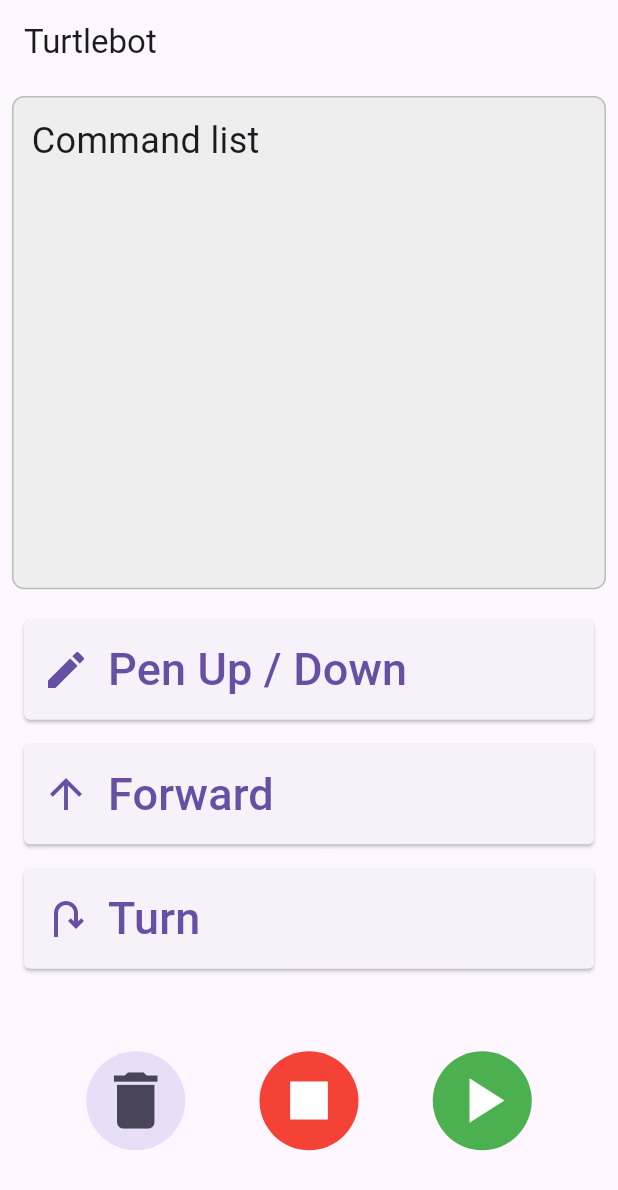
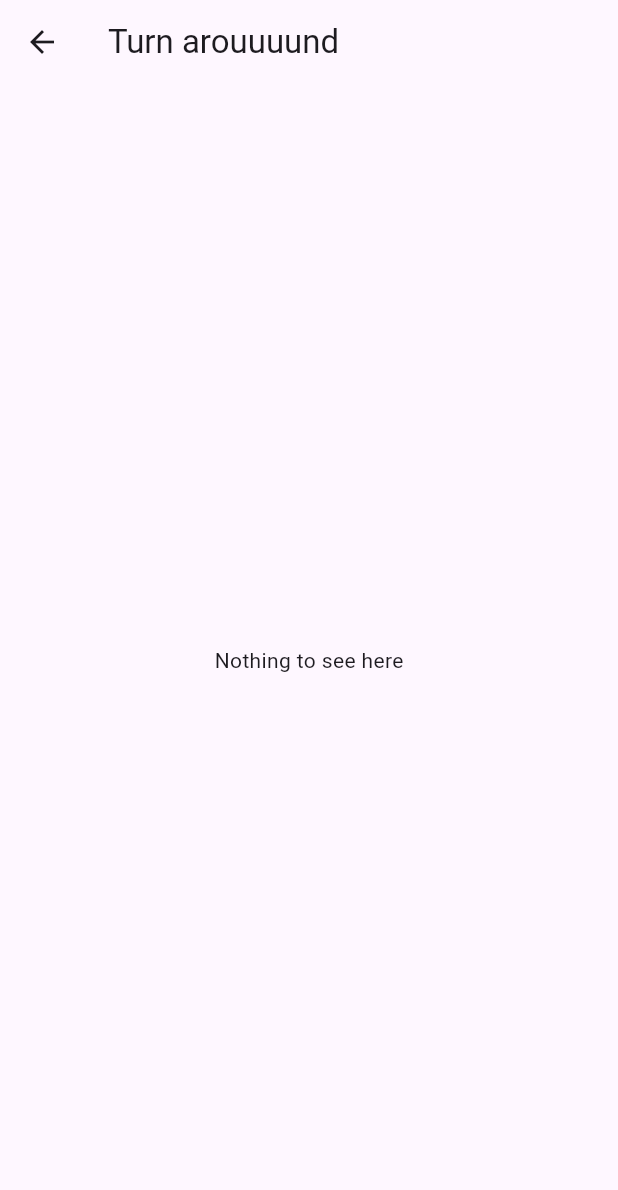
Before and after one commit to narvalotech/flutter-logo, a Flutter app: the screen it shows after launch, after a tap on "Pen Up / Down", on a phone screen of 412 x 824 dp. Shown: the top 1190 px of the screen. Run offline on Flutter 3.47's test engine with Material 3 defaults, Android fonts, the phone set to English and light mode, and no system bars.

Commit message:
first page transition

```diff
--- a/turtlebot/lib/main.dart
+++ b/turtlebot/lib/main.dart
@@ -15,6 +15,18 @@ class MyApp extends StatelessWidget {
     );
   }
 }
+
+class TurnScreen extends StatelessWidget {
+  const TurnScreen({super.key});
+
+  @override
+  Widget build(BuildContext context) {
+    return Scaffold(
+      appBar: AppBar(title: const Text('Turn arouuuund')),
+      body: const Center(
+        child: Text('Nothing to see here'),
+      ));
+}}
 
 class PageButton extends StatelessWidget {
   final String pageId;
@@ -34,6 +46,11 @@ class PageButton extends StatelessWidget {
       child: ElevatedButton(
         onPressed: () {
           print('pressed: $pageId');
+          Navigator.push(
+            context,
+            MaterialPageRoute(
+              builder: (context) => const TurnScreen(),
+          ));
         },
         style: ElevatedButton.styleFrom(
           // TODO: make buttons stand out more
```
